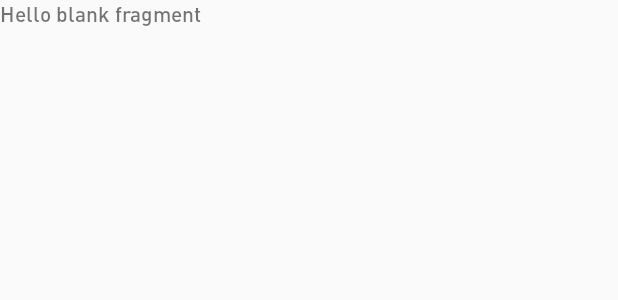
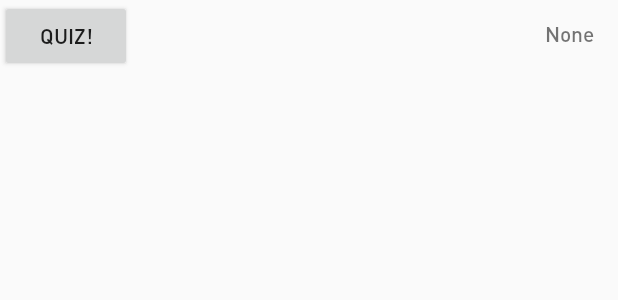
Before and after one commit to ng-david/cmsc436-final, an Android app: the layout fragment_progress.xml on its own in the app's theme, with its tools: preview values and no code run, on a phone screen of 412 x 824 dp. Shown: the top 300 px of the screen. Run offline under Robolectric (Android 15) with nearby library versions, the phone set to English and light mode, and no system bars.

Commit message:
quiz activity, fragment, and main activity layout

```diff
--- a/app/src/main/java/com/example/msoohyun88/recyclinghelper/QuizActivity.java
+++ b/app/src/main/java/com/example/msoohyun88/recyclinghelper/QuizActivity.java
@@ -115,6 +115,8 @@ public class QuizActivity extends AppCompatActivity {
         }
 
         //set the item name set to the first item in the list
-        mItemName.setText(itemList.get(0).getName());
+
+        //mItemName.setText(itemList.get(0).getName());
+
     }
 }
--- a/app/src/main/res/layout/fragment_progress.xml
+++ b/app/src/main/res/layout/fragment_progress.xml
@@ -5,10 +5,40 @@
     android:layout_height="match_parent"
     tools:context=".ProgressFragment">
 
-    <!-- TODO: Update blank fragment layout -->
-    <TextView
+    <RelativeLayout
         android:layout_width="match_parent"
-        android:layout_height="match_parent"
-        android:text="@string/hello_blank_fragment" />
+        android:layout_height="match_parent">
+
+        <RelativeLayout
+            android:id="@+id/top_view"
+            android:layout_width="match_parent"
+            android:layout_height="wrap_content">
+
+            <Button
+                android:id="@+id/quiz_button"
+                android:layout_width="wrap_content"
+                android:layout_height="wrap_content"
+                android:layout_alignParentStart="true"
+                android:layout_alignParentTop="true"
+                android:text="Quiz!" />
+
+            <TextView
+                android:id="@+id/score_text"
+                android:layout_width="wrap_content"
+                android:layout_height="wrap_content"
+                android:layout_alignParentEnd="true"
+                android:layout_alignParentTop="true"
+                android:layout_marginEnd="16dp"
+                android:layout_marginTop="13dp"
+                android:text="None"/>
+        </RelativeLayout>
+
+        <ImageView
+            android:layout_below="@+id/top_view"
+            android:id="@+id/forest_graphic"
+            android:layout_width="match_parent"
+            android:layout_height="wrap_content" />
+
+    </RelativeLayout>
 
 </FrameLayout>
```
Also changed, not shown: app/src/main/java/com/example/msoohyun88/recyclinghelper/MainActivity.java (+26 -6 lines), app/src/main/java/com/example/msoohyun88/recyclinghelper/ProgressFragment.java (+25 -16 lines).
